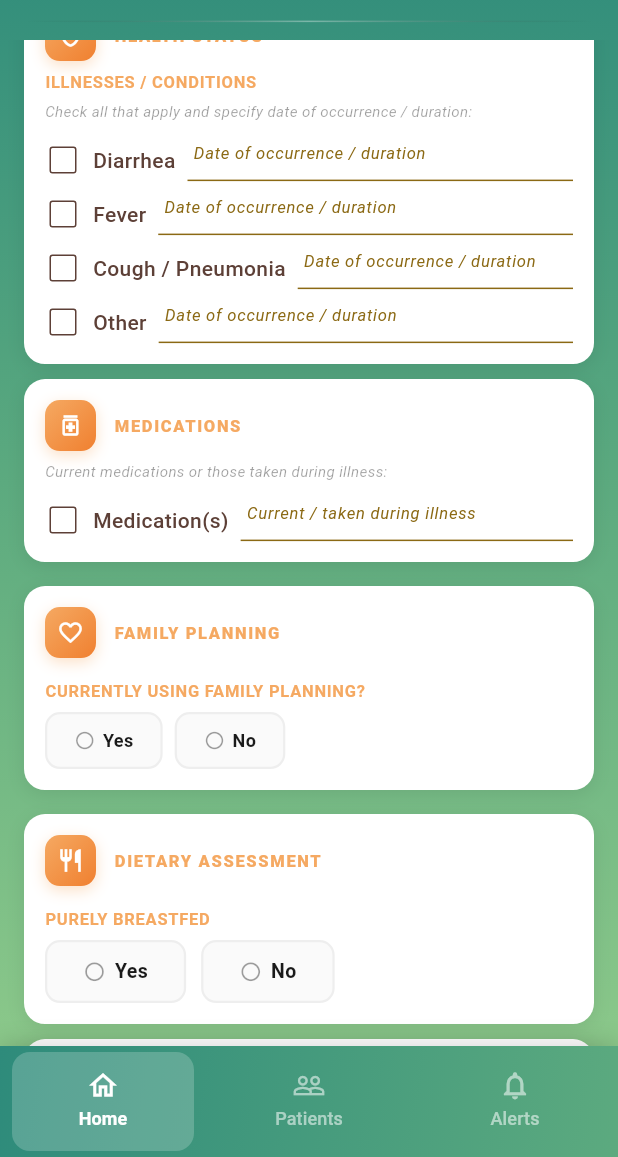
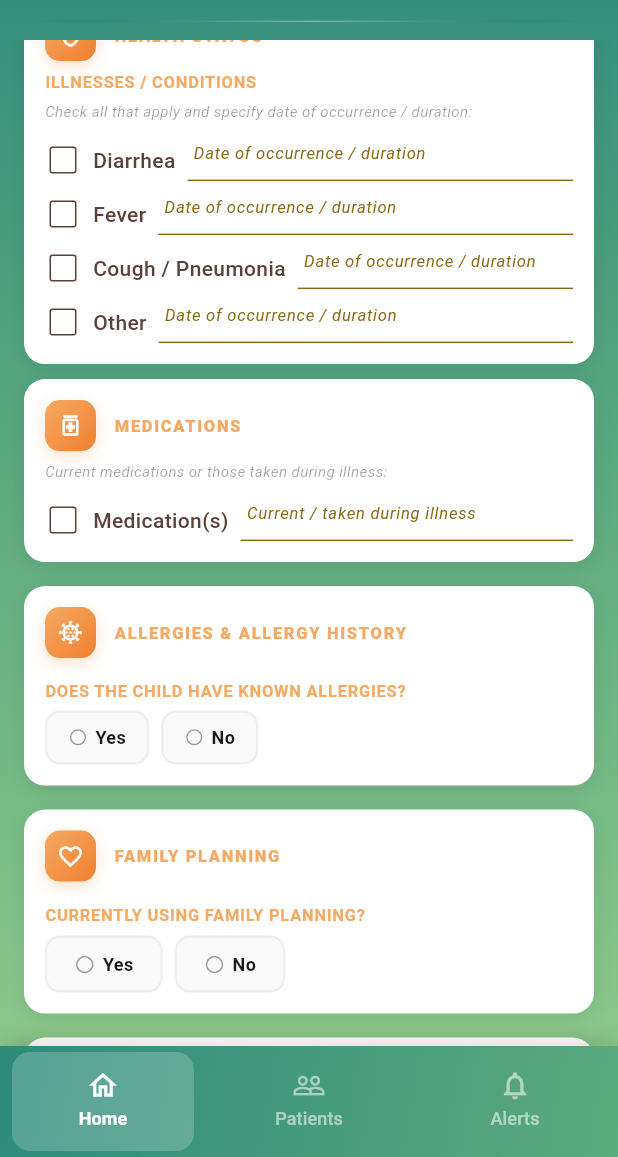
Before and after one commit to dianesophia/LUMASDANG, a Flutter app: the HomePage screen opened directly, scrolled down 3456 dp, on a phone screen of 412 x 824 dp, the part 79-1236 px from its top. Run offline on Flutter 3.47's test engine with Material 3 defaults, Android fonts, the phone set to English and light mode, and no system bars; our stand-ins replace cloud_firestore, connectivity_plus, firebase_auth, firebase_core, flutter_image_compress, flutter_secure_storage and 6 more; missing offline and left inert: downloadsfolder, excel; accounts and stored records are empty; network calls fail.

Commit message:
Feat: Allergy history

```diff
--- a/lib/screens/home/home_page.dart
+++ b/lib/screens/home/home_page.dart
@@ -18,6 +18,7 @@ import 'widgets/vaccination_form.dart';
 import 'widgets/deworming_form.dart';
 import 'widgets/family_planning_form.dart';
 import 'widgets/nutrition_environment_form.dart';
+import 'widgets/allergies_form.dart';
 import 'package:flutter/foundation.dart';
 
 class HomePage extends StatefulWidget {
@@ -124,6 +125,7 @@ class _HomePageState extends State<HomePage>
   Map<String, dynamic>? _vaccinationData;
   Map<String, dynamic>? _familyPlanningData;
   Map<String, dynamic>? _nutritionEnvData;
+  Map<String, dynamic>? _allergiesData;
 
   /// When true, only the basic required fields (patient name, parent names &
   /// contacts) are enforced; all other form validators are skipped.
@@ -140,6 +142,7 @@ class _HomePageState extends State<HomePage>
   int _vaccinationFormKey = 0;
   int _familyPlanningFormKey = 0;
   int _nutritionEnvFormKey = 0;
+  int _allergiesFormKey = 0;
 
   // ── Validation ─────────────────────────────────────────────────────────────
   final _formKey = GlobalKey<FormState>();
@@ -404,6 +407,7 @@ class _HomePageState extends State<HomePage>
         'mealFrequency': mealFreqController.text.trim(),
       },
       'nutritionEnvironment': _nutritionEnvData,
+      'allergies': _allergiesData,
       'deworming': _dewormingData,
       'oral': _oralData,
       'vaccination': _vaccinationData,
@@ -638,6 +642,7 @@ class _HomePageState extends State<HomePage>
         _vaccinationFormKey++;
         _familyPlanningFormKey++;
         _nutritionEnvFormKey++;
+        _allergiesFormKey++;
         _diarrhea = false;
         _fever = false;
         _cough = false;
@@ -656,6 +661,7 @@ class _HomePageState extends State<HomePage>
         _dewormingError = null;
         _familyPlanningData = null;
         _nutritionEnvData = null;
+        _allergiesData = null;
         _isDraft = false;
       });
 
@@ -945,7 +951,15 @@ class _HomePageState extends State<HomePage>
             ),
             const SizedBox(height: 16),
 
-            // ── 4. Family Planning ─────────────────────────────────────
+            // ── 4. Allergies ───────────────────────────────────────────
+            AllergiesForm(
+              key: ValueKey('allergies_form_$_allergiesFormKey'),
+              onDataChanged: (data) =>
+                  setState(() => _allergiesData = data),
+            ),
+            const SizedBox(height: 16),
+
+            // ── 5. Family Planning ─────────────────────────────────────
             FamilyPlanningForm(
               key: ValueKey('fp_form_$_familyPlanningFormKey'),
               onDataChanged: (data) =>
@@ -953,7 +967,7 @@ class _HomePageState extends State<HomePage>
             ),
             const SizedBox(height: 16),
 
-            // ── 5. Dietary Assessment ──────────────────────────────────
+            // ── 6. Dietary Assessment ──────────────────────────────────
             DietaryAssessmentForm(
               key: ValueKey('dietary_form_$_dietaryFormKey'),
               purelyBreastfed: _purelyBreastfed,
@@ -971,7 +985,7 @@ class _HomePageState extends State<HomePage>
             ),
             const SizedBox(height: 16),
 
-            // ── 6. Nutrition Environment ───────────────────────────────
+            // ── 7. Nutrition Environment ───────────────────────────────
             NutritionEnvironmentForm(
               key: ValueKey('nutrition_env_form_$_nutritionEnvFormKey'),
               onDataChanged: (data) =>
@@ -979,7 +993,7 @@ class _HomePageState extends State<HomePage>
             ),
             const SizedBox(height: 16),
 
-            // ── 7. Oral Assessment ─────────────────────────────────────
+            // ── 8. Oral Assessment ─────────────────────────────────────
             OralAssessmentForm(
               key: ValueKey('oral_form_$_oralFormKey'),
               onDataChanged: (data) {
@@ -990,14 +1004,14 @@ class _HomePageState extends State<HomePage>
             ),
             const SizedBox(height: 16),
 
-            // ── 8. Vaccination ─────────────────────────────────────────
+            // ── 9. Vaccination ─────────────────────────────────────────
             VaccinationForm(
               key: ValueKey('vaccination_form_$_vaccinationFormKey'),
               onDataChanged: (data) => _vaccinationData = data,
             ),
             const SizedBox(height: 16),
 
-            // ── 9. Deworming ───────────────────────────────────────────
+            // ── 10. Deworming ──────────────────────────────────────────
             DewormingForm(
               key: ValueKey('deworming_form_$_dewormingFormKey'),
               onSave: (map) {
```
